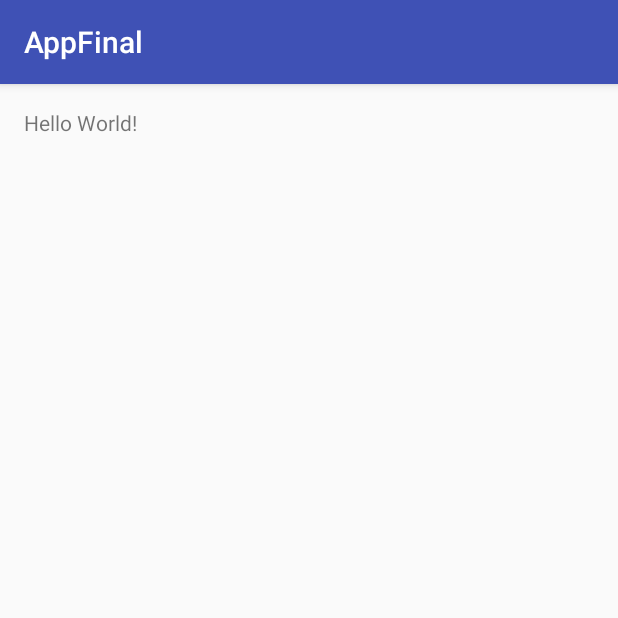
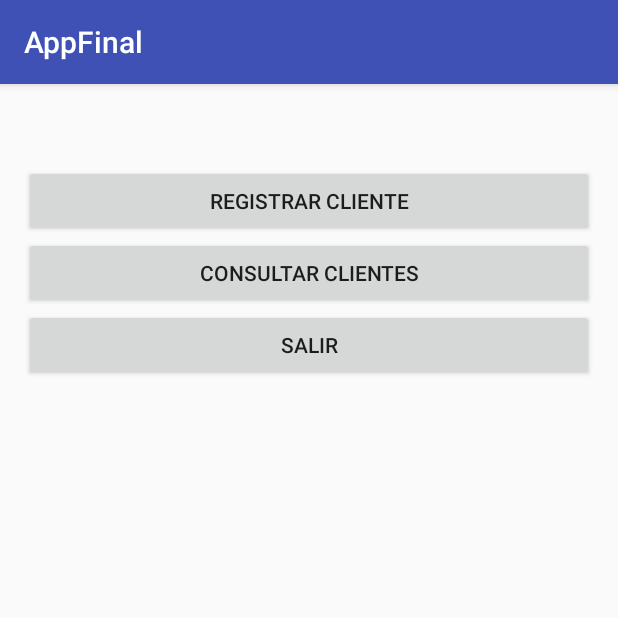
Before and after one commit to ldiaz2016/CursoAndroid, an Android app: the screen it shows after launch (MainActivity), on a phone screen of 412 x 824 dp, the top half of it. Run offline under Robolectric (Android 15) with nearby library versions, the phone set to English and light mode, and no system bars.

Commit message:
Modificar activity_main.xml

```diff
--- a/AppFinal/app/src/main/java/com/example/user/appfinal/MainActivity.java
+++ b/AppFinal/app/src/main/java/com/example/user/appfinal/MainActivity.java
@@ -1,7 +1,11 @@
 package com.example.user.appfinal;
 
+import android.content.Intent;
+import android.os.StrictMode;
 import android.support.v7.app.AppCompatActivity;
 import android.os.Bundle;
+import android.view.View;
+import android.widget.TextView;
 
 public class MainActivity extends AppCompatActivity {
 
@@ -9,5 +13,36 @@ public class MainActivity extends AppCompatActivity {
     protected void onCreate(Bundle savedInstanceState) {
         super.onCreate(savedInstanceState);
         setContentView(R.layout.activity_main);
+
+        //Si se trata de Android Version 3 o superior
+        //StrictMode.ThreadPolicy policy = new StrictMode.ThreadPolicy.Builder().permitAll().build();
+        //StrictMode.setThreadPolicy(policy);
+
+        if (android.os.Build.VERSION.SDK_INT > 9) {
+            StrictMode.ThreadPolicy policy = new StrictMode.ThreadPolicy.Builder().permitAll().build();
+            StrictMode.setThreadPolicy(policy);
+            System.out.println("*** My thread is now configured to allow connection");
+        }
+    }
+
+    public void onClickRegistrar(View view)
+    {
+        //Intent intent = new Intent(getApplicationContext(),RegistrarActivity.class);
+        //startActivity(intent);
+        this.finish();
+    }
+
+    public void onClickConsultar(View view)
+    {
+        //Intent intent = new Intent(getApplicationContext(),ConsultarActivity.class);
+        //startActivity(intent);
+        this.finish();
+    }
+
+    public void onClickSalir(View view)
+    {
+        //Util.nombre_empleado="";
+        //Util.codigo_empleado="";
+        this.finish();
     }
 }
--- a/AppFinal/app/src/main/res/layout/activity_main.xml
+++ b/AppFinal/app/src/main/res/layout/activity_main.xml
@@ -9,8 +9,42 @@
     android:paddingTop="@dimen/activity_vertical_margin"
     tools:context="com.example.user.appfinal.MainActivity">
 
-    <TextView
-        android:layout_width="wrap_content"
+    <LinearLayout
+        android:orientation="vertical"
+        android:layout_width="match_parent"
         android:layout_height="wrap_content"
-        android:text="Hello World!" />
+        android:id="@+id/ll1"
+        android:layout_alignParentRight="true"
+        android:layout_alignParentEnd="true"
+        android:layout_marginTop="38dp">
+
+        <Button
+            android:layout_width="match_parent"
+            android:layout_height="wrap_content"
+            android:text="REGISTRAR CLIENTE"
+            android:id="@+id/main_btn_Registrar"
+            android:layout_gravity="center_horizontal"
+            android:onClick="onClickRegistrar" />
+
+        <Button
+            android:layout_width="match_parent"
+            android:layout_height="wrap_content"
+            android:text="consultar clientes"
+            android:id="@+id/main_btn_clientes"
+            android:layout_alignParentLeft="true"
+            android:layout_alignParentStart="true"
+            android:onClick="onClickConsultar"
+            android:contextClickable="false" />
+
+        <Button
+            android:layout_width="match_parent"
+            android:layout_height="wrap_content"
+            android:text="salir"
+            android:id="@+id/main_btn_salir"
+            android:layout_below="@+id/main_btn_clientes"
+            android:layout_alignParentLeft="true"
+            android:layout_alignParentStart="true"
+            android:onClick="onClickSalir" />
+    </LinearLayout>
+
 </RelativeLayout>
```
Also changed, not shown: 1 other file.
